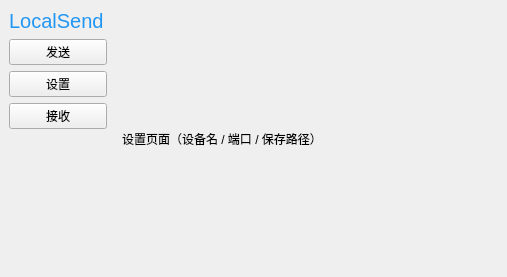
ynyooy/LanFileTransfer, file LanFileTransfer/mainwindow.ui: the form before one commit.
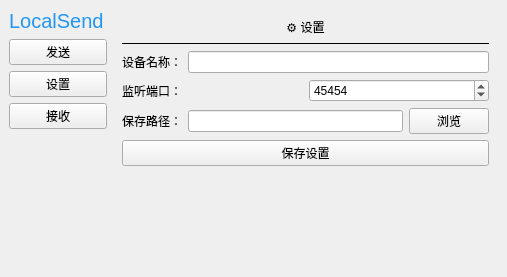
The form after the commit. The open tabs and pages were chosen to show the change.

Commit message: 修改设置页面

Patch:
```diff
--- a/LanFileTransfer/mainwindow.ui
+++ b/LanFileTransfer/mainwindow.ui
@@ -206,14 +206,114 @@
        </layout>
       </widget>
       <widget class="QWidget" name="pageSettings">
-       <layout class="QVBoxLayout">
+       <layout class="QVBoxLayout" name="verticalLayout_settings">
+
         <item>
-         <widget class="QLabel" name="label">
+         <widget class="QLabel" name="lblSettingsTitle">
           <property name="text">
-           <string>设置页面（设备名 / 端口 / 保存路径）</string>
+           <string>⚙ 设置</string>
           </property>
+          <property name="alignment">
+           <set>Qt::AlignCenter</set>
+          </property>
          </widget>
         </item>
+
+        <item>
+         <widget class="QFrame">
+          <property name="frameShape">
+           <enum>QFrame::HLine</enum>
+          </property>
+         </widget>
+        </item>
+
+        <!-- 设备名 -->
+        <item>
+         <layout class="QHBoxLayout">
+          <item>
+           <widget class="QLabel">
+            <property name="text">
+             <string>设备名称：</string>
+            </property>
+           </widget>
+          </item>
+          <item>
+           <widget class="QLineEdit" name="editDeviceName"/>
+          </item>
+         </layout>
+        </item>
+
+        <!-- 端口 -->
+        <item>
+         <layout class="QHBoxLayout">
+          <item>
+           <widget class="QLabel">
+            <property name="text">
+             <string>监听端口：</string>
+            </property>
+           </widget>
+          </item>
+          <item>
+           <widget class="QSpinBox" name="spinPort">
+            <property name="minimum">
+             <number>1024</number>
+            </property>
+            <property name="maximum">
+             <number>65535</number>
+            </property>
+            <property name="value">
+             <number>45454</number>
+            </property>
+           </widget>
+          </item>
+         </layout>
+        </item>
+
+        <!-- 保存路径 -->
+        <item>
+         <layout class="QHBoxLayout">
+          <item>
+           <widget class="QLabel">
+            <property name="text">
+             <string>保存路径：</string>
+            </property>
+           </widget>
+          </item>
+          <item>
+           <widget class="QLineEdit" name="editSavePath"/>
+          </item>
+          <item>
+           <widget class="QPushButton" name="btnChooseSavePath">
+            <property name="text">
+             <string>浏览</string>
+            </property>
+           </widget>
+          </item>
+         </layout>
+        </item>
+
+        <!-- 保存按钮 -->
+        <item>
+         <widget class="QPushButton" name="btnSaveSettings">
+          <property name="text">
+           <string>保存设置</string>
+          </property>
+         </widget>
+        </item>
+
+        <item>
+         <spacer>
+          <property name="orientation">
+           <enum>Qt::Vertical</enum>
+          </property>
+          <property name="sizeHint">
+           <size>
+            <width>20</width>
+            <height>40</height>
+           </size>
+          </property>
+         </spacer>
+        </item>
        </layout>
       </widget>
      </widget>
```
Left out of the diff: 2 changed lines with no effect on the pictures.
